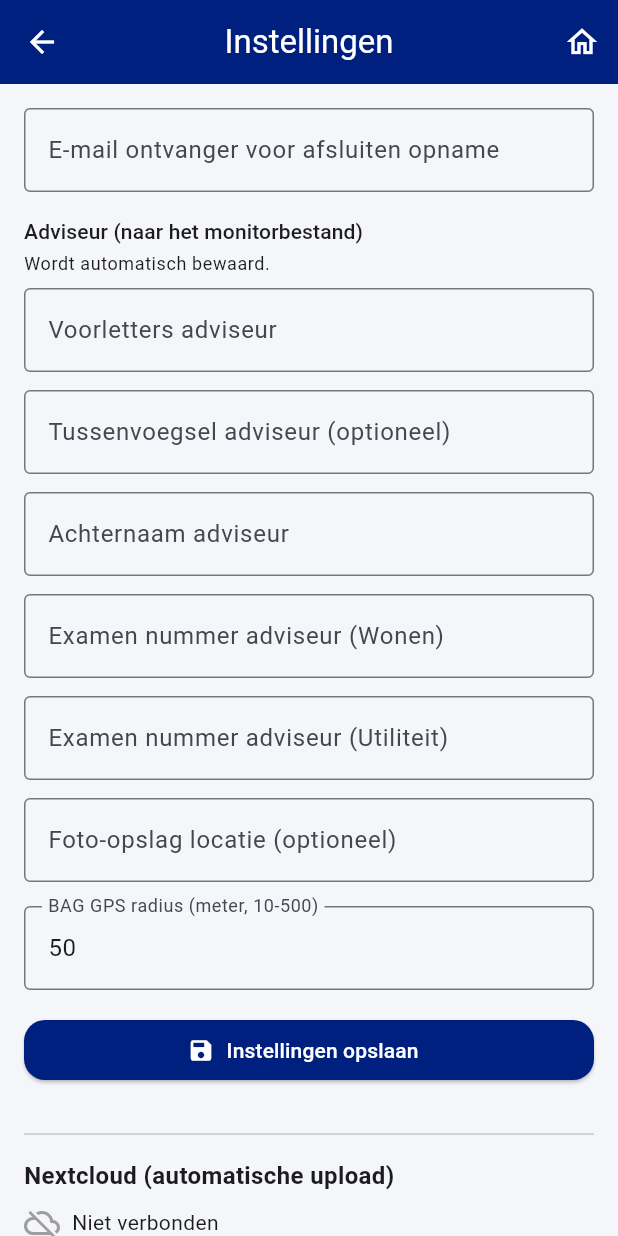
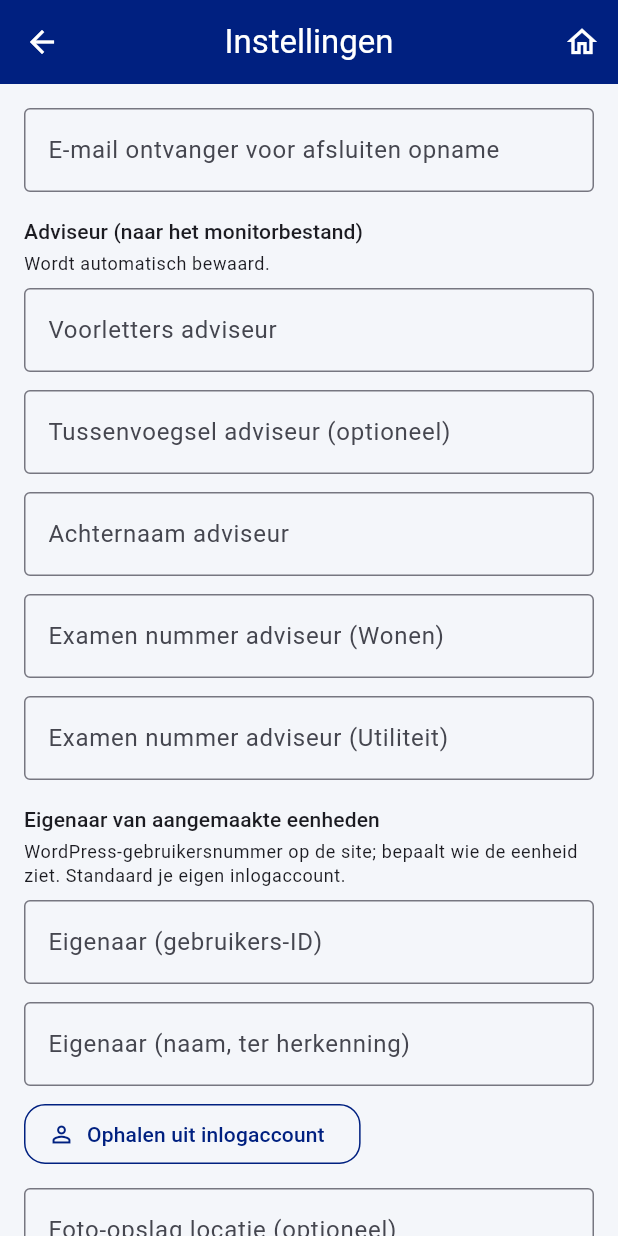
Before and after one commit to PaulW1610/PM-opname, a Flutter app: the InstellingenScreen screen opened directly, on a phone screen of 412 x 824 dp. Run offline on Flutter 3.47's test engine with Material 3 defaults, Android fonts, the phone set to English and light mode, and no system bars; our stand-ins replace camera, flutter_secure_storage, geocoding, geolocator, permission_handler, shared_preferences; missing offline and left inert: flutter_email_sender, gal; accounts and stored records are empty.

Commit message:
Eigenaar bij aangemaakte eenheden (opdracht 3, pc-kant 15 aug)
Eenheden kwamen zonder eigenaar op blueprint-data.nl. Nu:
- Instellingen: velden Eigenaar (WP-gebruikers-ID) + naam, met knop 'Ophalen
  uit inlogaccount' (GET /wp/v2/users/me -> id + name). Autosave.
- BlueprintApiService.getCurrentUser() toegevoegd.
- POST /bd/v1/entiteit stuurt nu form-veld 'eigenaar' (user-ID) mee.
- opname.json krijgt eigenaar {id, naam} voor controle door de pc-kant.
- Meteen meegenomen: BAG-pand-id gaat nu naar 'bag_pand_id' i.p.v. 'pand'
  (contract §3.3; site groepeert zelf op adres).

Co-Authored-By: Claude Opus 4.8 (1M context) <noreply@anthropic.com>

```diff
--- a/lib/screens/instellingen_screen.dart
+++ b/lib/screens/instellingen_screen.dart
@@ -23,6 +23,9 @@ class _InstellingenScreenState extends State<InstellingenScreen> {
       TextEditingController();
   final TextEditingController _examenWonenController = TextEditingController();
   final TextEditingController _examenUtiliteitController = TextEditingController();
+  final TextEditingController _eigenaarIdController = TextEditingController();
+  final TextEditingController _eigenaarNaamController = TextEditingController();
+  bool _eigenaarOphalenBezig = false;
   final TextEditingController _photoStorageController = TextEditingController();
   final TextEditingController _gpsRadiusController = TextEditingController();
 
@@ -73,6 +76,8 @@ class _InstellingenScreenState extends State<InstellingenScreen> {
       _adviseurAchternaamController.text = settings.adviseurAchternaam;
       _examenWonenController.text = settings.examenNummerWonen;
       _examenUtiliteitController.text = settings.examenNummerUtiliteit;
+      _eigenaarIdController.text = settings.eigenaarId;
+      _eigenaarNaamController.text = settings.eigenaarNaam;
       _photoStorageController.text = settings.photoStorageLocation;
       _gpsRadiusController.text = settings.gpsBagRadiusMeters.toStringAsFixed(0);
       if (ncConfig != null) {
@@ -226,6 +231,35 @@ class _InstellingenScreenState extends State<InstellingenScreen> {
   }
 
   /// Bouwt de huidige instellingen uit de invoervelden.
+  /// Vult de eigenaar met het ingelogde WordPress-account (id + naam).
+  Future<void> _ophaalEigenaar() async {
+    setState(() => _eigenaarOphalenBezig = true);
+    try {
+      final user = await BlueprintApiService.getCurrentUser();
+      if (!mounted) return;
+      setState(() {
+        _eigenaarIdController.text = user.id;
+        _eigenaarNaamController.text = user.naam;
+      });
+      await AppSettingsService.saveSettings(_currentSettings());
+      if (!mounted) return;
+      ScaffoldMessenger.of(context).showSnackBar(
+        SnackBar(content: Text('Eigenaar: ${user.naam} (ID ${user.id})')),
+      );
+    } catch (e) {
+      if (!mounted) return;
+      ScaffoldMessenger.of(context).showSnackBar(
+        SnackBar(
+          content: Text(
+            'Ophalen mislukt — controleer je website-inloggegevens. ($e)',
+          ),
+        ),
+      );
+    } finally {
+      if (mounted) setState(() => _eigenaarOphalenBezig = false);
+    }
+  }
+
   AppSettings _currentSettings() {
     final parsedRadius = double.tryParse(
       _gpsRadiusController.text.replaceAll(',', '.').trim(),
@@ -240,6 +274,8 @@ class _InstellingenScreenState extends State<InstellingenScreen> {
       adviseurAchternaam: _adviseurAchternaamController.text,
       examenNummerWonen: _examenWonenController.text,
       examenNummerUtiliteit: _examenUtiliteitController.text,
+      eigenaarId: _eigenaarIdController.text,
+      eigenaarNaam: _eigenaarNaamController.text,
       photoStorageLocation: _photoStorageController.text,
       gpsBagRadiusMeters: sanitizedRadius,
     );
@@ -286,6 +322,8 @@ class _InstellingenScreenState extends State<InstellingenScreen> {
     _adviseurAchternaamController.dispose();
     _examenWonenController.dispose();
     _examenUtiliteitController.dispose();
+    _eigenaarIdController.dispose();
+    _eigenaarNaamController.dispose();
     _photoStorageController.dispose();
     _gpsRadiusController.dispose();
     _ncUrlController.dispose();
@@ -384,6 +422,51 @@ class _InstellingenScreenState extends State<InstellingenScreen> {
                     decoration: const InputDecoration(
                       labelText: 'Examen nummer adviseur (Utiliteit)',
                       border: OutlineInputBorder(),
+                    ),
+                  ),
+                  const SizedBox(height: 16),
+                  Text(
+                    'Eigenaar van aangemaakte eenheden',
+                    style: Theme.of(context).textTheme.titleSmall,
+                  ),
+                  const SizedBox(height: 4),
+                  Text(
+                    'WordPress-gebruikersnummer op de site; bepaalt wie de '
+                    'eenheid ziet. Standaard je eigen inlogaccount.',
+                    style: Theme.of(context).textTheme.bodySmall,
+                  ),
+                  const SizedBox(height: 8),
+                  TextField(
+                    controller: _eigenaarIdController,
+                    keyboardType: TextInputType.number,
+                    onChanged: (_) => _scheduleAutoSave(),
+                    decoration: const InputDecoration(
+                      labelText: 'Eigenaar (gebruikers-ID)',
+                      border: OutlineInputBorder(),
+                    ),
+                  ),
+                  const SizedBox(height: 12),
+                  TextField(
+                    controller: _eigenaarNaamController,
+                    onChanged: (_) => _scheduleAutoSave(),
+                    decoration: const InputDecoration(
+                      labelText: 'Eigenaar (naam, ter herkenning)',
+                      border: OutlineInputBorder(),
+                    ),
+                  ),
+                  const SizedBox(height: 8),
+                  Align(
+                    alignment: Alignment.centerLeft,
+                    child: OutlinedButton.icon(
+                      icon: _eigenaarOphalenBezig
+                          ? const SizedBox(
+                              width: 16,
+                              height: 16,
+                              child: CircularProgressIndicator(strokeWidth: 2),
+                            )
+                          : const Icon(Icons.person_outline),
+                      label: const Text('Ophalen uit inlogaccount'),
+                      onPressed: _eigenaarOphalenBezig ? null : _ophaalEigenaar,
                     ),
                   ),
                   const SizedBox(height: 12),
--- a/lib/screens/opname_afsluiten_screen.dart
+++ b/lib/screens/opname_afsluiten_screen.dart
@@ -248,6 +248,7 @@ class _OpnameAfsluitenScreenState extends State<OpnameAfsluitenScreen> {
     if (!config.hasCredentials) {
       return 'Websitekoppeling overgeslagen: geen Blueprint credentials in Instellingen.';
     }
+    final settings = await AppSettingsService.loadSettings();
 
     // Losse adresvelden zijn VERPLICHT bij een app-intake (contract §3.3,
     // v0.62.1): het portaal draait hierop voor de weergavenaam, pand-
@@ -276,8 +277,13 @@ class _OpnameAfsluitenScreenState extends State<OpnameAfsluitenScreen> {
       if (toev != null) 'toev': toev,
       if (postcode != null) 'postcode': postcode,
       if (plaats != null) 'plaats': plaats,
+      // Contract §3.3: het BAG-pand-id hoort in `bag_pand_id`, NIET in `pand`
+      // (dat is de leesbare groepeernaam). De site groepeert zelf op adres.
       if ((bagData.bagPandId ?? '').trim().isNotEmpty)
-        'pand': (bagData.bagPandId ?? '').trim(),
+        'bag_pand_id': (bagData.bagPandId ?? '').trim(),
+      // Eigenaar (WP-user-ID) — bepaalt wie de eenheid op de site ziet.
+      if (settings.eigenaarId.trim().isNotEmpty)
+        'eigenaar': settings.eigenaarId.trim(),
       if (_wwsData.toepassen && _wwsData.wozWaarde.trim().isNotEmpty)
         'woz': _wwsWozWaardeController.text.trim(),
       'wws_actief': _wwsData.toepassen ? '1' : '0',
@@ -640,6 +646,10 @@ class _OpnameAfsluitenScreenState extends State<OpnameAfsluitenScreen> {
           },
           'opdrachtgever': bagData.opdrachtgever?.toSnapshotJson(),
           'opdrachtnummer': (bagData.opdrachtnummer ?? '').trim(),
+          'eigenaar': {
+            'id': settings.eigenaarId,
+            'naam': settings.eigenaarNaam,
+          },
           'bouwjaar': bouwjaar,
           'bouwjaarBron': _resolveBouwjaarBron(),
           'gebouwhoogteMeter': _gebouwhoogte,
--- a/lib/services/app_settings_service.dart
+++ b/lib/services/app_settings_service.dart
@@ -7,6 +7,8 @@ class AppSettings {
   final String adviseurAchternaam;
   final String examenNummerWonen;
   final String examenNummerUtiliteit;
+  final String eigenaarId;
+  final String eigenaarNaam;
   final String photoStorageLocation;
   final double gpsBagRadiusMeters;
 
@@ -17,6 +19,8 @@ class AppSettings {
     required this.adviseurAchternaam,
     required this.examenNummerWonen,
     required this.examenNummerUtiliteit,
+    required this.eigenaarId,
+    required this.eigenaarNaam,
     required this.photoStorageLocation,
     required this.gpsBagRadiusMeters,
   });
@@ -28,6 +32,8 @@ class AppSettings {
     String? adviseurAchternaam,
     String? examenNummerWonen,
     String? examenNummerUtiliteit,
+    String? eigenaarId,
+    String? eigenaarNaam,
     String? photoStorageLocation,
     double? gpsBagRadiusMeters,
   }) {
@@ -39,6 +45,8 @@ class AppSettings {
       adviseurAchternaam: adviseurAchternaam ?? this.adviseurAchternaam,
       examenNummerWonen: examenNummerWonen ?? this.examenNummerWonen,
       examenNummerUtiliteit: examenNummerUtiliteit ?? this.examenNummerUtiliteit,
+      eigenaarId: eigenaarId ?? this.eigenaarId,
+      eigenaarNaam: eigenaarNaam ?? this.eigenaarNaam,
       photoStorageLocation: photoStorageLocation ?? this.photoStorageLocation,
       gpsBagRadiusMeters: gpsBagRadiusMeters ?? this.gpsBagRadiusMeters,
     );
@@ -53,6 +61,8 @@ class AppSettingsService {
   static const String _adviseurAchternaamKey = 'settings_adviseur_achternaam_v1';
   static const String _examenWonenKey = 'settings_examen_wonen_v1';
   static const String _examenUtiliteitKey = 'settings_examen_utiliteit_v1';
+  static const String _eigenaarIdKey = 'settings_eigenaar_id_v1';
+  static const String _eigenaarNaamKey = 'settings_eigenaar_naam_v1';
   static const String _photoStorageKey = 'settings_photo_storage_v1';
   static const String _gpsBagRadiusMetersKey = 'settings_gps_bag_radius_meters_v1';
   static const String defaultEmailRecipient = 'info@pmlabels.nl';
@@ -82,6 +92,8 @@ class AppSettingsService {
       adviseurAchternaam: (prefs.getString(_adviseurAchternaamKey) ?? '').trim(),
       examenNummerWonen: (prefs.getString(_examenWonenKey) ?? '').trim(),
       examenNummerUtiliteit: (prefs.getString(_examenUtiliteitKey) ?? '').trim(),
+      eigenaarId: (prefs.getString(_eigenaarIdKey) ?? '').trim(),
+      eigenaarNaam: (prefs.getString(_eigenaarNaamKey) ?? '').trim(),
       photoStorageLocation: (prefs.getString(_photoStorageKey) ?? '').trim(),
       gpsBagRadiusMeters: gpsBagRadiusMeters,
     );
@@ -98,6 +110,8 @@ class AppSettingsService {
         _adviseurAchternaamKey, settings.adviseurAchternaam.trim());
     await prefs.setString(_examenWonenKey, settings.examenNummerWonen.trim());
     await prefs.setString(_examenUtiliteitKey, settings.examenNummerUtiliteit.trim());
+    await prefs.setString(_eigenaarIdKey, settings.eigenaarId.trim());
+    await prefs.setString(_eigenaarNaamKey, settings.eigenaarNaam.trim());
     await prefs.setString(_photoStorageKey, settings.photoStorageLocation.trim());
     await prefs.setDouble(
       _gpsBagRadiusMetersKey,
```
Also changed, not shown: lib/services/blueprint_api_service.dart (+32 -0 lines).
